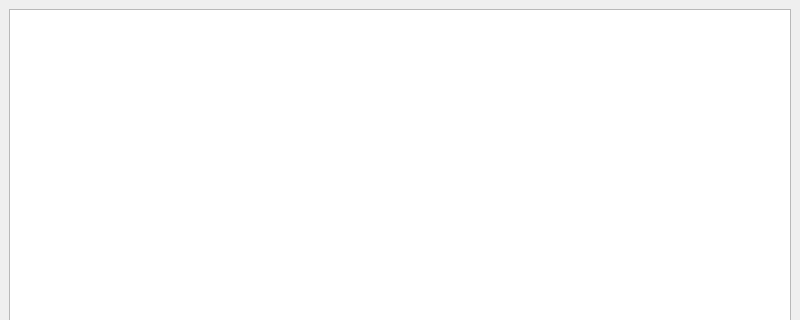
Mihail-Galkin/coffee-yandex-lyceum, file main.ui: the form before one commit; both pictures show x 0 to 800 and y 0 to 320 of the 800 by 600 pixel window.
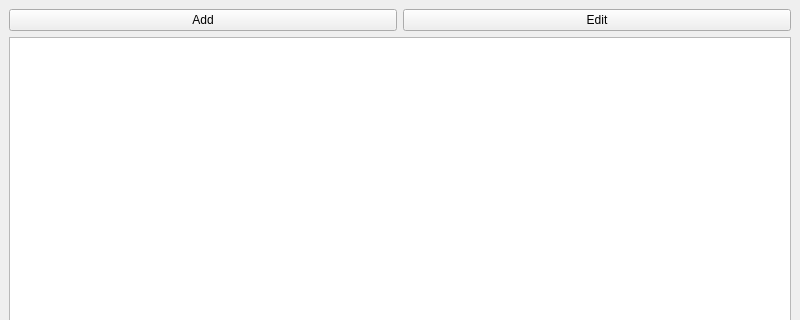
The form after the commit.

The edit to the form file:
```diff
--- a/main.ui
+++ b/main.ui
@@ -16,6 +16,20 @@
   <widget class="QWidget" name="centralwidget">
    <layout class="QGridLayout" name="gridLayout">
     <item row="0" column="0">
+     <widget class="QPushButton" name="add">
+      <property name="text">
+       <string>Add</string>
+      </property>
+     </widget>
+    </item>
+    <item row="0" column="1">
+     <widget class="QPushButton" name="edit">
+      <property name="text">
+       <string>Edit</string>
+      </property>
+     </widget>
+    </item>
+    <item row="1" column="0" colspan="2">
      <widget class="QTableWidget" name="tableWidget"/>
     </item>
    </layout>
```
